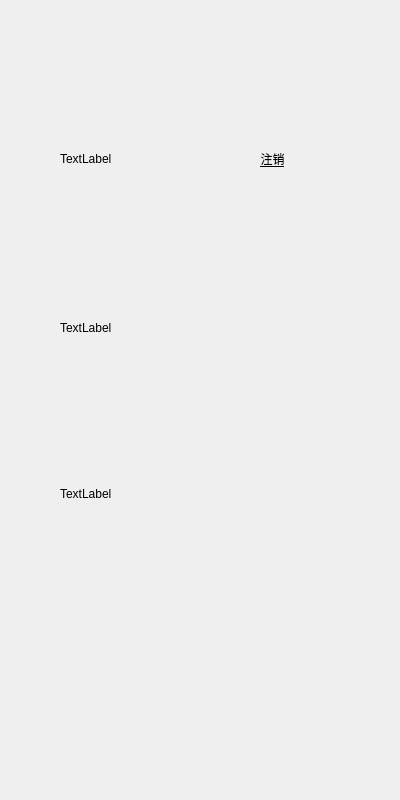
The window that user_from.ui (BaoLearns/ChallengeToYou) describes before a commit, drawn with Qt 5.
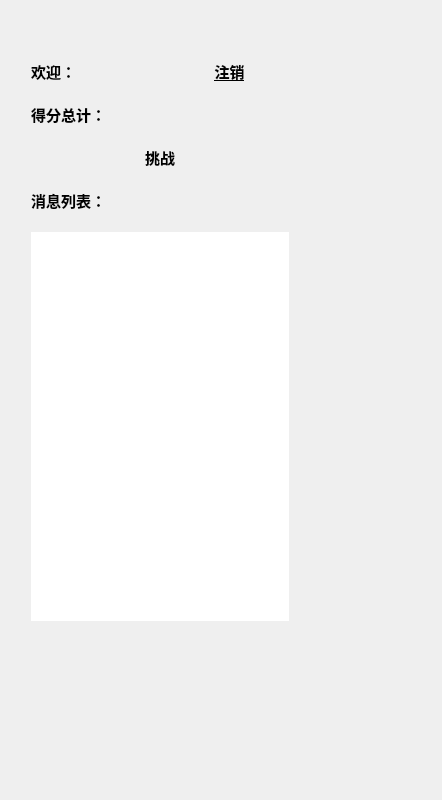
The same window after the commit.

Patch:
```diff
--- a/user_from.ui
+++ b/user_from.ui
@@ -6,7 +6,7 @@
    <rect>
     <x>0</x>
     <y>0</y>
-    <width>400</width>
+    <width>442</width>
     <height>800</height>
    </rect>
   </property>
@@ -16,22 +16,44 @@
   <property name="styleSheet">
    <string notr="true">border:none</string>
   </property>
-  <widget class="QWidget" name="layoutWidget">
+  <widget class="QWidget" name="">
    <property name="geometry">
     <rect>
-     <x>60</x>
-     <y>150</y>
-     <width>281</width>
-     <height>351</height>
+     <x>31</x>
+     <y>60</y>
+     <width>258</width>
+     <height>571</height>
     </rect>
    </property>
+   <property name="font">
+    <font>
+     <family>黑体</family>
+     <pointsize>11</pointsize>
+     <weight>75</weight>
+     <bold>true</bold>
+    </font>
+   </property>
    <layout class="QVBoxLayout" name="verticalLayout">
+    <property name="spacing">
+     <number>20</number>
+    </property>
+    <property name="bottomMargin">
+     <number>10</number>
+    </property>
     <item>
      <layout class="QHBoxLayout" name="horizontalLayout">
       <item>
        <widget class="QLabel" name="label">
+        <property name="font">
+         <font>
+          <family>黑体</family>
+          <pointsize>11</pointsize>
+          <weight>75</weight>
+          <bold>true</bold>
+         </font>
+        </property>
         <property name="text">
-         <string>TextLabel</string>
+         <string>欢迎：</string>
         </property>
        </widget>
       </item>
@@ -39,6 +61,10 @@
        <widget class="QPushButton" name="pushButtonLogout">
         <property name="font">
          <font>
+          <family>黑体</family>
+          <pointsize>11</pointsize>
+          <weight>75</weight>
+          <bold>true</bold>
           <underline>true</underline>
          </font>
         </property>
@@ -49,46 +75,54 @@
       </item>
      </layout>
     </item>
-    <item>
-     <spacer name="verticalSpacer">
-      <property name="orientation">
-       <enum>Qt::Vertical</enum>
-      </property>
-      <property name="sizeHint" stdset="0">
-       <size>
-        <width>20</width>
-        <height>40</height>
-       </size>
-      </property>
-     </spacer>
-    </item>
     <item>
      <widget class="QLabel" name="labelTotalScore">
+      <property name="font">
+       <font>
+        <family>黑体</family>
+        <pointsize>11</pointsize>
+        <weight>75</weight>
+        <bold>true</bold>
+       </font>
+      </property>
       <property name="text">
-       <string>TextLabel</string>
+       <string>得分总计：</string>
       </property>
      </widget>
     </item>
     <item>
-     <spacer name="verticalSpacer_2">
-      <property name="orientation">
-       <enum>Qt::Vertical</enum>
+     <widget class="QPushButton" name="pushButtonStartOrCancle">
+      <property name="font">
+       <font>
+        <family>黑体</family>
+        <pointsize>11</pointsize>
+        <weight>75</weight>
+        <bold>true</bold>
+       </font>
       </property>
-      <property name="sizeHint" stdset="0">
-       <size>
-        <width>20</width>
-        <height>40</height>
-       </size>
+      <property name="text">
+       <string>挑战</string>
       </property>
-     </spacer>
+     </widget>
     </item>
     <item>
      <widget class="QLabel" name="labelOutput">
+      <property name="font">
+       <font>
+        <family>黑体</family>
+        <pointsize>11</pointsize>
+        <weight>75</weight>
+        <bold>true</bold>
+       </font>
+      </property>
       <property name="text">
-       <string>TextLabel</string>
+       <string>消息列表：</string>
       </property>
      </widget>
     </item>
+    <item>
+     <widget class="QTextEdit" name="textEditOutput"/>
+    </item>
    </layout>
   </widget>
  </widget>
```
Left out of the diff: 6 changed lines with no effect on the pictures.
